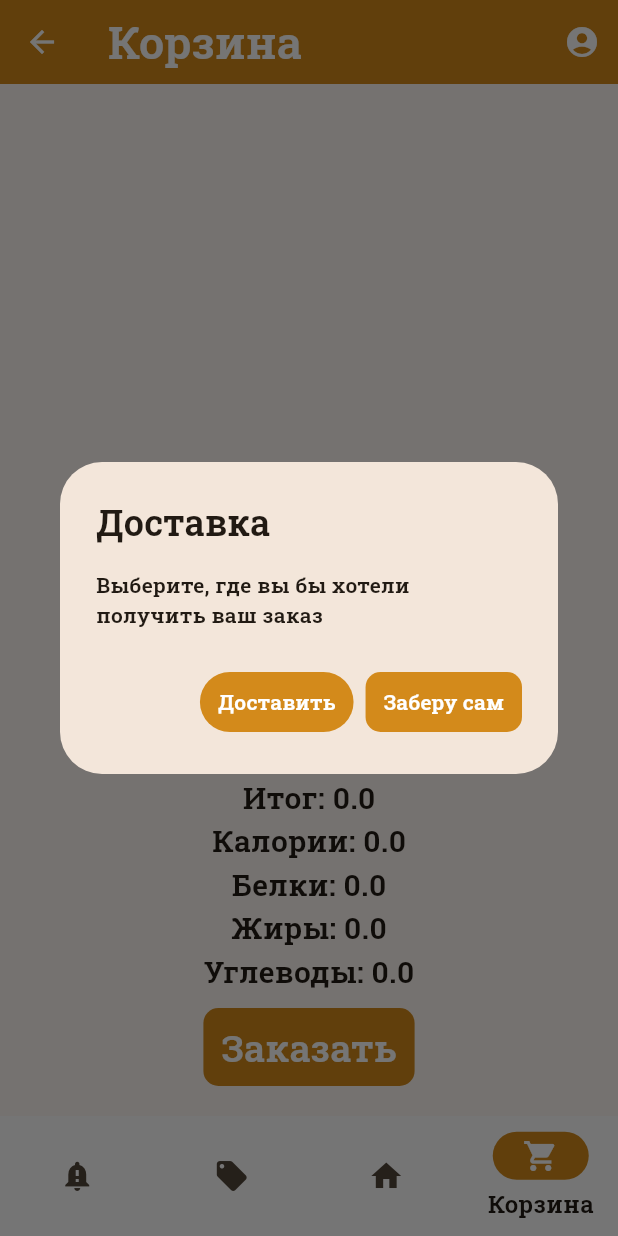
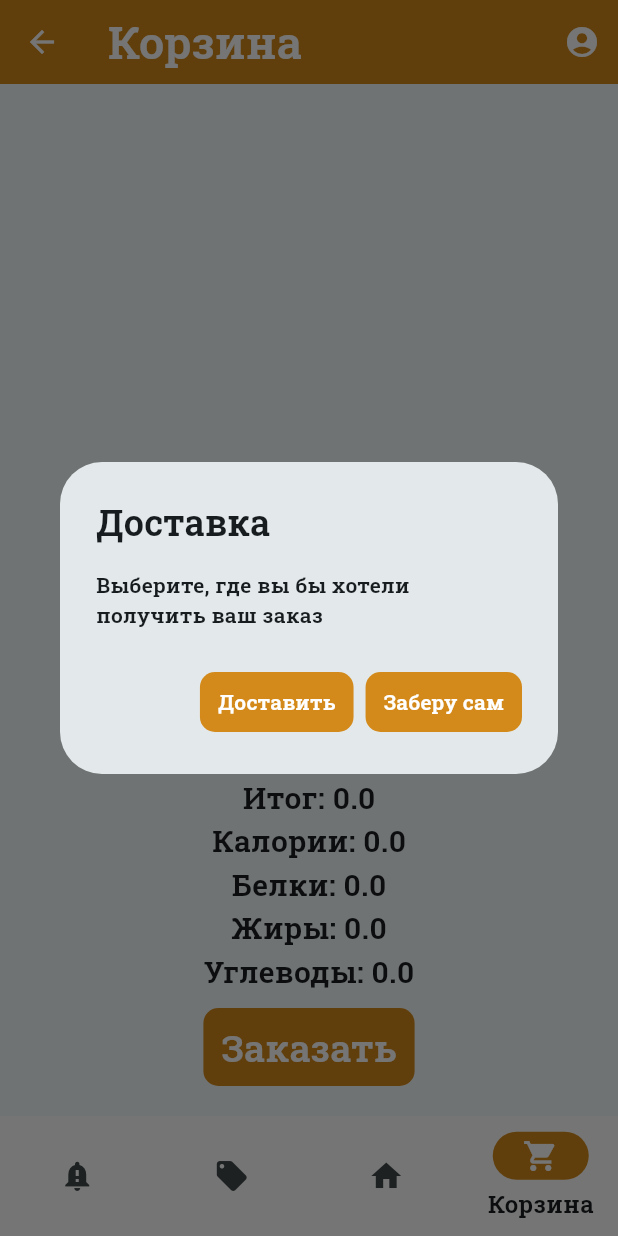
Before and after one commit to 06ED/GastroOffice, a Flutter app: the screen it shows after launch, item 4 of the bottom bar chosen, after a tap on "Заказать", on a phone screen of 412 x 824 dp. Run offline on Flutter 3.47's test engine with Material 3 defaults, Android fonts, the phone set to English and light mode, and no system bars; our stand-ins replace bloc, flutter_bloc; missing offline and left inert: loading_animations, oauth2_client; statements that could not run were skipped.

```diff
--- a/lib/main.dart
+++ b/lib/main.dart
@@ -35,8 +35,7 @@ class GastroOfficeApp extends StatelessWidget {
           ),
         ),
         fontFamily: "KyivType",
-        colorScheme: ColorScheme.fromSeed(
-            seedColor: const Color.fromARGB(255, 211, 138, 27)),
+        colorScheme: ColorScheme.fromSeed(seedColor: Colors.white),
         useMaterial3: true,
       ),
       initialRoute: "/main",
--- a/lib/routes/cart_route.dart
+++ b/lib/routes/cart_route.dart
@@ -28,7 +28,8 @@ class _CartRouteState extends State<CartRoute> {
             appBar: AppBar(
               actions: [
                 IconButton(
-                  onPressed: () => Navigator.pushNamed(context, "/personalData"),
+                  onPressed: () =>
+                      Navigator.pushNamed(context, "/personalData"),
                   icon: const Icon(
                     Icons.account_circle,
                     color: Colors.white,
@@ -121,7 +122,9 @@ class _CartRouteState extends State<CartRoute> {
           TextButton(
             style: TextButton.styleFrom(
               backgroundColor: const Color.fromARGB(255, 211, 138, 27),
-              textStyle: Theme.of(context).textTheme.labelLarge,
+              shape: RoundedRectangleBorder(
+                borderRadius: BorderRadius.circular(10),
+              ),
             ),
             child: const Text(
               "Доставить",
```
